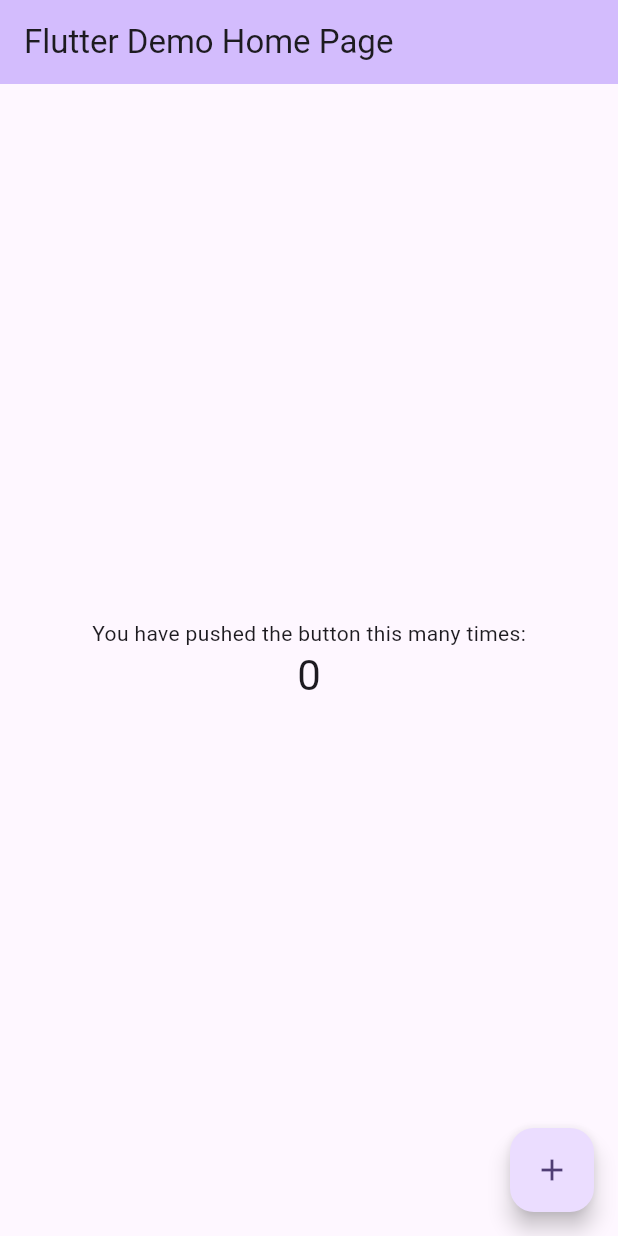
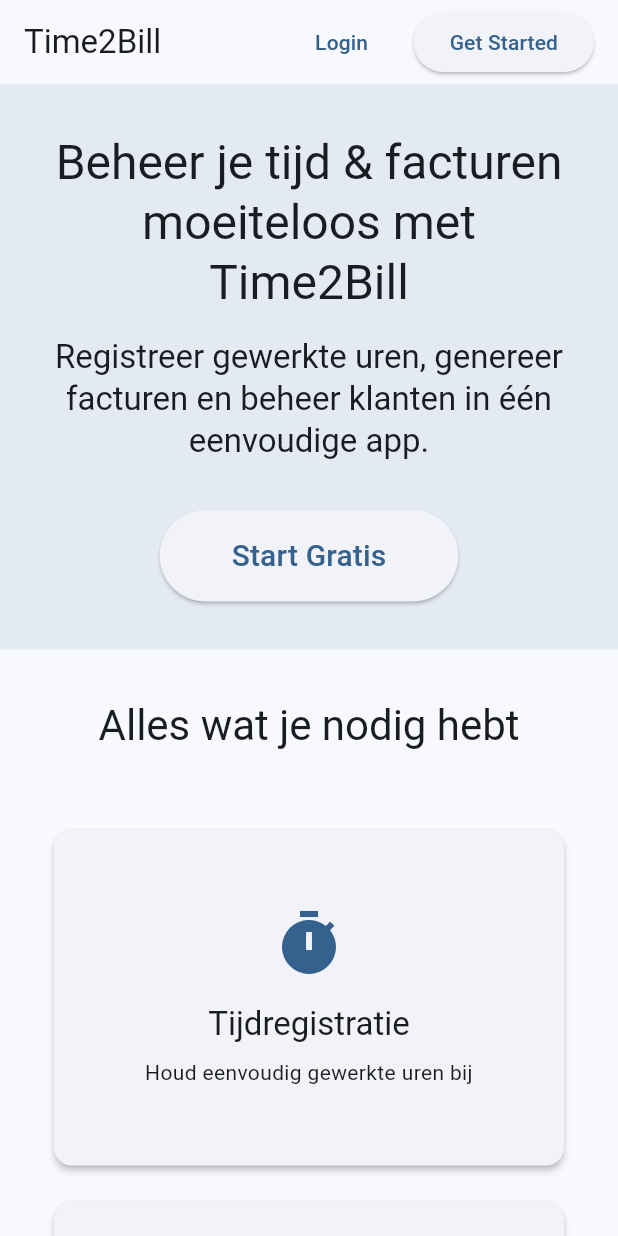
Before and after one commit to Jack-Stan/Time2Bill, a Flutter app: the screen it shows after launch, on a phone screen of 412 x 824 dp. Run offline on Flutter 3.47's test engine with Material 3 defaults, Android fonts, the light colour scheme and no system bars.

Commit message:
landingpage

```diff
--- /dev/null
+++ b/frontend/lib/features/home/presentation/landing_page.dart
@@ -0,0 +1,357 @@
+import 'package:flutter/material.dart';
+
+class LandingPage extends StatelessWidget {
+  const LandingPage({super.key});
+
+  @override
+  Widget build(BuildContext context) {
+    return Scaffold(
+      appBar: AppBar(
+        title: const Text('Time2Bill'),
+        actions: [
+          TextButton(
+            onPressed: () {
+              // TODO: Implementeer login navigatie
+            },
+            child: const Text('Login'),
+          ),
+          Padding(
+            padding: const EdgeInsets.symmetric(horizontal: 16),
+            child: ElevatedButton(
+              onPressed: () {
+                // TODO: Implementeer registratie navigatie
+              },
+              child: const Text('Get Started'),
+            ),
+          ),
+        ],
+      ),
+      body: SingleChildScrollView(
+        child: Column(
+          children: const [
+            HeroSection(),
+            FeaturesSection(),
+            HowItWorksSection(),
+            ScreenshotsSection(),
+            FooterSection(),
+          ],
+        ),
+      ),
+    );
+  }
+}
+
+class HeroSection extends StatelessWidget {
+  const HeroSection({super.key});
+
+  @override
+  Widget build(BuildContext context) {
+    return Container(
+      padding: const EdgeInsets.all(32.0),
+      color: Theme.of(context).colorScheme.primary.withOpacity(0.1),
+      child: Center(
+        child: ConstrainedBox(
+          constraints: const BoxConstraints(maxWidth: 1200),
+          child: Column(
+            children: [
+              Text(
+                'Beheer je tijd & facturen moeiteloos met Time2Bill',
+                style: Theme.of(context).textTheme.headlineLarge,
+                textAlign: TextAlign.center,
+              ),
+              const SizedBox(height: 16),
+              Text(
+                'Registreer gewerkte uren, genereer facturen en beheer klanten in één eenvoudige app.',
+                style: Theme.of(context).textTheme.titleLarge,
+                textAlign: TextAlign.center,
+              ),
+              const SizedBox(height: 32),
+              ElevatedButton(
+                onPressed: () {
+                  // TODO: Navigatie naar registratie
+                },
+                style: ElevatedButton.styleFrom(
+                  padding: const EdgeInsets.symmetric(
+                    horizontal: 48,
+                    vertical: 16,
+                  ),
+                ),
+                child: const Text('Start Gratis', style: TextStyle(fontSize: 20)),
+              ),
+            ],
+          ),
+        ),
+      ),
+    );
+  }
+}
+
+class FeaturesSection extends StatelessWidget {
+  const FeaturesSection({super.key});
+
+  @override
+  Widget build(BuildContext context) {
+    return Container(
+      padding: const EdgeInsets.all(32.0),
+      child: Center(
+        child: ConstrainedBox(
+          constraints: const BoxConstraints(maxWidth: 1200),
+          child: Column(
+            children: [
+              Text(
+                'Alles wat je nodig hebt',
+                style: Theme.of(context).textTheme.headlineMedium,
+              ),
+              const SizedBox(height: 48),
+              const FeatureGrid(),
+            ],
+          ),
+        ),
+      ),
+    );
+  }
+}
+
+class FeatureGrid extends StatelessWidget {
+  const FeatureGrid({super.key});
+
+  @override
+  Widget build(BuildContext context) {
+    return GridView.count(
+      shrinkWrap: true,
+      crossAxisCount: MediaQuery.of(context).size.width > 800 ? 3 : 1,
+      childAspectRatio: 1.5,
+      mainAxisSpacing: 16,
+      crossAxisSpacing: 16,
+      children: const [
+        FeatureCard(
+          icon: Icons.timer,
+          title: 'Tijdregistratie',
+          description: 'Houd eenvoudig gewerkte uren bij',
+        ),
+        FeatureCard(
+          icon: Icons.receipt_long,
+          title: 'Facturatie',
+          description: 'Maak en verstuur professionele facturen',
+        ),
+        FeatureCard(
+          icon: Icons.people,
+          title: 'Klantenbeheer',
+          description: 'Beheer klantgegevens en facturen',
+        ),
+        FeatureCard(
+          icon: Icons.bar_chart,
+          title: 'Rapportage',
+          description: 'Overzicht van inkomsten en uren',
+        ),
+        FeatureCard(
+          icon: Icons.picture_as_pdf,
+          title: 'PDF Export',
+          description: 'Download en verstuur facturen direct',
+        ),
+      ],
+    );
+  }
+}
+
+class FeatureCard extends StatelessWidget {
+  final IconData icon;
+  final String title;
+  final String description;
+
+  const FeatureCard({
+    super.key,
+    required this.icon,
+    required this.title,
+    required this.description,
+  });
+
+  @override
+  Widget build(BuildContext context) {
+    return Card(
+      elevation: 2,
+      child: Padding(
+        padding: const EdgeInsets.all(16.0),
+        child: Column(
+          mainAxisAlignment: MainAxisAlignment.center,
+          children: [
+            Icon(icon, size: 48, color: Theme.of(context).colorScheme.primary),
+            const SizedBox(height: 16),
+            Text(
+              title,
+              style: Theme.of(context).textTheme.titleLarge,
+              textAlign: TextAlign.center,
+            ),
+            const SizedBox(height: 8),
+            Text(
+              description,
+              textAlign: TextAlign.center,
+            ),
+          ],
+        ),
+      ),
+    );
+  }
+}
+
+class HowItWorksSection extends StatelessWidget {
+  const HowItWorksSection({super.key});
+
+  @override
+  Widget build(BuildContext context) {
+    return Container(
+      padding: const EdgeInsets.all(32.0),
+      color: Theme.of(context).colorScheme.primary.withOpacity(0.1),
+      child: Center(
+        child: ConstrainedBox(
+          constraints: const BoxConstraints(maxWidth: 1200),
+          child: Column(
+            children: [
+              Text(
+                'Hoe werkt het?',
+                style: Theme.of(context).textTheme.headlineMedium,
+              ),
+              const SizedBox(height: 48),
+              const StepsList(),
+            ],
+          ),
+        ),
+      ),
+    );
+  }
+}
+
+class StepsList extends StatelessWidget {
+  const StepsList({super.key});
+
+  @override
+  Widget build(BuildContext context) {
+    return Row(
+      mainAxisAlignment: MainAxisAlignment.spaceEvenly,
+      children: const [
+        StepCard(
+          step: '1',
+          title: 'Registreer je gratis',
+          description: 'Maak een account aan in enkele seconden',
+          icon: Icons.person_add,
+        ),
+        StepCard(
+          step: '2',
+          title: 'Log je uren & factureer',
+          description: 'Registreer je werktijd en genereer facturen',
+          icon: Icons.work,
+        ),
+        StepCard(
+          step: '3',
+          title: 'Download & verstuur',
+          description: 'Professionele facturen in PDF-formaat',
+          icon: Icons.send,
+        ),
+      ],
+    );
+  }
+}
+
+class StepCard extends StatelessWidget {
+  final String step;
+  final String title;
+  final String description;
+  final IconData icon;
+
+  const StepCard({
+    super.key,
+    required this.step,
+    required this.title,
+    required this.description,
+    required this.icon,
+  });
+
+  @override
+  Widget build(BuildContext context) {
+    return Card(
+      elevation: 0,
+      color: Colors.transparent,
+      child: Padding(
+        padding: const EdgeInsets.all(16.0),
+        child: Column(
+          children: [
+            CircleAvatar(
+              radius: 30,
+              backgroundColor: Theme.of(context).colorScheme.primary,
+              child: Text(
+                step,
+                style: const TextStyle(fontSize: 24, color: Colors.white),
+              ),
+            ),
+            const SizedBox(height: 16),
+            Icon(icon, size: 48, color: Theme.of(context).colorScheme.primary),
+            const SizedBox(height: 16),
+            Text(
+              title,
+              style: Theme.of(context).textTheme.titleLarge,
+              textAlign: TextAlign.center,
+            ),
+            const SizedBox(height: 8),
+            Text(
+              description,
+              textAlign: TextAlign.center,
+            ),
+          ],
+        ),
+      ),
+    );
+  }
+}
+
+class ScreenshotsSection extends StatelessWidget {
+  const ScreenshotsSection({super.key});
+
+  @override
+  Widget build(BuildContext context) {
+    // TODO: Voeg screenshots toe wanneer beschikbaar
+    return Container();
+  }
+}
+
+class FooterSection extends StatelessWidget {
+  const FooterSection({super.key});
+
+  @override
+  Widget build(BuildContext context) {
+    return Container(
+      padding: const EdgeInsets.all(32.0),
+      color: Theme.of(context).colorScheme.surface,
+      child: Center(
+        child: ConstrainedBox(
+          constraints: const BoxConstraints(maxWidth: 1200),
+          child: Column(
+            children: [
+              Row(
+                mainAxisAlignment: MainAxisAlignment.spaceAround,
+                children: [
+                  TextButton(
+                    onPressed: () {},
+                    child: const Text('Privacybeleid'),
+                  ),
+                  TextButton(
+                    onPressed: () {},
+                    child: const Text('Algemene Voorwaarden'),
+                  ),
+                  TextButton(
+                    onPressed: () {},
+                    child: const Text('Contact'),
+                  ),
+                ],
+              ),
+              const SizedBox(height: 16),
+              Text(
+                '© ${DateTime.now().year} Time2Bill. Alle rechten voorbehouden.',
+                style: Theme.of(context).textTheme.bodySmall,
+              ),
+            ],
+          ),
+        ),
+      ),
+    );
+  }
+}
--- a/frontend/lib/main.dart
+++ b/frontend/lib/main.dart
@@ -1,122 +1,25 @@
 import 'package:flutter/material.dart';
+import 'features/home/presentation/landing_page.dart';
 
 void main() {
-  runApp(const MyApp());
+  runApp(const Time2BillApp());
 }
 
-class MyApp extends StatelessWidget {
-  const MyApp({super.key});
+class Time2BillApp extends StatelessWidget {
+  const Time2BillApp({super.key});
 
-  // This widget is the root of your application.
   @override
   Widget build(BuildContext context) {
     return MaterialApp(
-      title: 'Flutter Demo',
+      title: 'Time2Bill',
       theme: ThemeData(
-        // This is the theme of your application.
-        //
-        // TRY THIS: Try running your application with "flutter run". You'll see
-        // the application has a purple toolbar. Then, without quitting the app,
-        // try changing the seedColor in the colorScheme below to Colors.green
-        // and then invoke "hot reload" (save your changes or press the "hot
-        // reload" button in a Flutter-supported IDE, or press "r" if you used
-        // the command line to start the app).
-        //
-        // Notice that the counter didn't reset back to zero; the application
-        // state is not lost during the reload. To reset the state, use hot
-        // restart instead.
-        //
-        // This works for code too, not just values: Most code changes can be
-        // tested with just a hot reload.
-        colorScheme: ColorScheme.fromSeed(seedColor: Colors.deepPurple),
+        colorScheme: ColorScheme.fromSeed(
+          seedColor: const Color(0xFF0175C2),
+          brightness: Brightness.light,
+        ),
+        useMaterial3: true,
       ),
-      home: const MyHomePage(title: 'Flutter Demo Home Page'),
+      home: const LandingPage(),
     );
   }
 }
-
-class MyHomePage extends StatefulWidget {
-  const MyHomePage({super.key, required this.title});
-
-  // This widget is the home page of your application. It is stateful, meaning
-  // that it has a State object (defined below) that contains fields that affect
-  // how it looks.
-
-  // This class is the configuration for the state. It holds the values (in this
-  // case the title) provided by the parent (in this case the App widget) and
-  // used by the build method of the State. Fields in a Widget subclass are
-  // always marked "final".
-
-  final String title;
-
-  @override
-  State<MyHomePage> createState() => _MyHomePageState();
-}
-
-class _MyHomePageState extends State<MyHomePage> {
-  int _counter = 0;
-
-  void _incrementCounter() {
-    setState(() {
-      // This call to setState tells the Flutter framework that something has
-      // changed in this State, which causes it to rerun the build method below
-      // so that the display can reflect the updated values. If we changed
-      // _counter without calling setState(), then the build method would not be
-      // called again, and so nothing would appear to happen.
-      _counter++;
-    });
-  }
-
-  @override
-  Widget build(BuildContext context) {
-    // This method is rerun every time setState is called, for instance as done
-    // by the _incrementCounter method above.
-    //
-    // The Flutter framework has been optimized to make rerunning build methods
-    // fast, so that you can just rebuild anything that needs updating rather
-    // than having to individually change instances of widgets.
-    return Scaffold(
-      appBar: AppBar(
-        // TRY THIS: Try changing the color here to a specific color (to
-        // Colors.amber, perhaps?) and trigger a hot reload to see the AppBar
-        // change color while the other colors stay the same.
-        backgroundColor: Theme.of(context).colorScheme.inversePrimary,
-        // Here we take the value from the MyHomePage object that was created by
-        // the App.build method, and use it to set our appbar title.
-        title: Text(widget.title),
-      ),
-      body: Center(
-        // Center is a layout widget. It takes a single child and positions it
-        // in the middle of the parent.
-        child: Column(
-          // Column is also a layout widget. It takes a list of children and
-          // arranges them vertically. By default, it sizes itself to fit its
-          // children horizontally, and tries to be as tall as its parent.
-          //
-          // Column has various properties to control how it sizes itself and
-          // how it positions its children. Here we use mainAxisAlignment to
-          // center the children vertically; the main axis here is the vertical
-          // axis because Columns are vertical (the cross axis would be
-          // horizontal).
-          //
-          // TRY THIS: Invoke "debug painting" (choose the "Toggle Debug Paint"
-          // action in the IDE, or press "p" in the console), to see the
-          // wireframe for each widget.
-          mainAxisAlignment: MainAxisAlignment.center,
-          children: <Widget>[
-            const Text('You have pushed the button this many times:'),
-            Text(
-              '$_counter',
-              style: Theme.of(context).textTheme.headlineMedium,
-            ),
-          ],
-        ),
-      ),
-      floatingActionButton: FloatingActionButton(
-        onPressed: _incrementCounter,
-        tooltip: 'Increment',
-        child: const Icon(Icons.add),
-      ), // This trailing comma makes auto-formatting nicer for build methods.
-    );
-  }
-}
```
Also changed, not shown: 114 other files.
